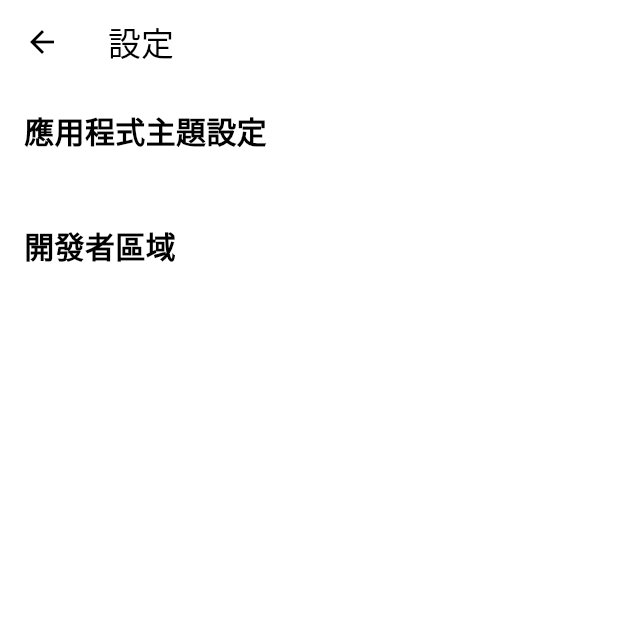
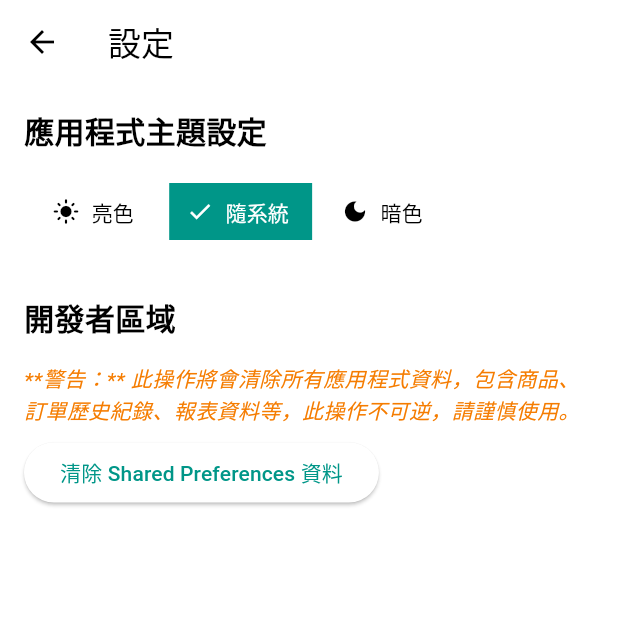
Before and after one commit to Timothy0508/school_fair_kiosk, a Flutter app: the SettingsScreen screen opened directly, on a phone screen of 412 x 824 dp, the top half of it. Run offline on Flutter 3.47's test engine with Material 3 defaults, Android fonts, the phone set to English and light mode, and no system bars; our stand-ins replace fl_chart, shared_preferences; accounts and stored records are empty.

Commit message:
feat: add clear data functionality in settings
This commit adds the ability to clear all Shared Preferences data from the settings screen.
- Implemented a confirmation dialog to ensure the user understands the consequences of clearing data.
- Implemented `_clearSharedPreferencesData` to clear all shared preferences data.
- Added a button in the Settings Screen for clearing Shared Preferences data.
- Implemented `_showClearDataConfirmationDialog` to make sure the user confirms this operation.
- Added a successful popup notification.
- Added Segmented Button to switch theme.

```diff
--- a/lib/screens/settings_screen.dart
+++ b/lib/screens/settings_screen.dart
@@ -1,4 +1,9 @@
 import 'package:flutter/material.dart';
+import 'package:shared_preferences/shared_preferences.dart';
+
+import '../theme_manager.dart';
+import '../widgets/notification_helper.dart';
+import '../widgets/notification_type.dart';
 
 class SettingsScreen extends StatefulWidget {
   @override
@@ -6,6 +11,43 @@ class SettingsScreen extends StatefulWidget {
 }
 
 class _SettingsScreenState extends State<SettingsScreen> {
+  void _showClearDataConfirmationDialog(BuildContext context) {
+    showDialog<void>(
+      context: context,
+      builder: (BuildContext dialogContext) {
+        return AlertDialog(
+          title: Text('確認清除資料？'),
+          content: Text('您確定要清除所有應用程式資料嗎？此操作不可逆！'),
+          actions: <Widget>[
+            TextButton(
+              child: Text('取消'),
+              onPressed: () {
+                Navigator.of(dialogContext).pop(); // 關閉對話框
+              },
+            ),
+            ElevatedButton(
+              child: Text('確認清除'),
+              onPressed: () async {
+                Navigator.of(dialogContext).pop(); // 先關閉對話框
+                await _clearSharedPreferencesData(); // 再清除資料
+                showPopupNotification(context, 'Shared Preferences 資料已清除',
+                    type: NotificationType.success); // 顯示成功提示
+              },
+            ),
+          ],
+        );
+      },
+    );
+  }
+
+  Future<void> _clearSharedPreferencesData() async {
+    final prefs = await SharedPreferences.getInstance();
+    await prefs.clear(); // 清除所有 Shared Preferences 資料
+    // 清除資料後，可以考慮重新載入商品資料，或進行其他必要的重置操作
+    // 例如：
+    // widget.on продуктыChanged([]); // 如果 MainScreen 有提供更新商品列表的回調函數
+  }
+
   @override
   Widget build(BuildContext context) {
     return Scaffold(
@@ -21,12 +63,52 @@ class _SettingsScreenState extends State<SettingsScreen> {
                 style: TextStyle(fontSize: 20, fontWeight: FontWeight.bold)),
             SizedBox(height: 16),
             //  Segmented Button 將在此處加入
+            ValueListenableBuilder<ThemeMode>(
+              valueListenable: ThemeManager().themeModeNotifier,
+              builder: (context, currentMode, _) {
+                return SegmentedButton<ThemeMode>(
+                  segments: const [
+                    ButtonSegment<ThemeMode>(
+                      value: ThemeMode.light,
+                      label: Text('亮色'),
+                      icon: Icon(Icons.light_mode),
+                    ),
+                    ButtonSegment<ThemeMode>(
+                      value: ThemeMode.system,
+                      label: Text('隨系統'),
+                      icon: Icon(Icons.computer),
+                    ),
+                    ButtonSegment<ThemeMode>(
+                      value: ThemeMode.dark,
+                      label: Text('暗色'),
+                      icon: Icon(Icons.dark_mode),
+                    ),
+                  ],
+                  selected: {currentMode},
+                  onSelectionChanged: (Set<ThemeMode> newSelection) {
+                    ThemeManager().setThemeMode(newSelection.first);
+                  },
+                );
+              },
+            ),
 
             SizedBox(height: 32),
             Text('開發者區域',
                 style: TextStyle(fontSize: 20, fontWeight: FontWeight.bold)),
             SizedBox(height: 16),
             //  清除 Shared Preferences 按鈕將在此處加入
+            Text(
+              '**警告：** 此操作將會清除所有應用程式資料，包含商品、訂單歷史紀錄、報表資料等，此操作不可逆，請謹慎使用。',
+              style: TextStyle(
+                  color: Colors.orange[700], fontStyle: FontStyle.italic),
+            ),
+            SizedBox(height: 8),
+            ElevatedButton(
+              onPressed: () {
+                _showClearDataConfirmationDialog(context);
+              },
+              child: Text('清除 Shared Preferences 資料'),
+            ),
           ],
         ),
       ),
```
